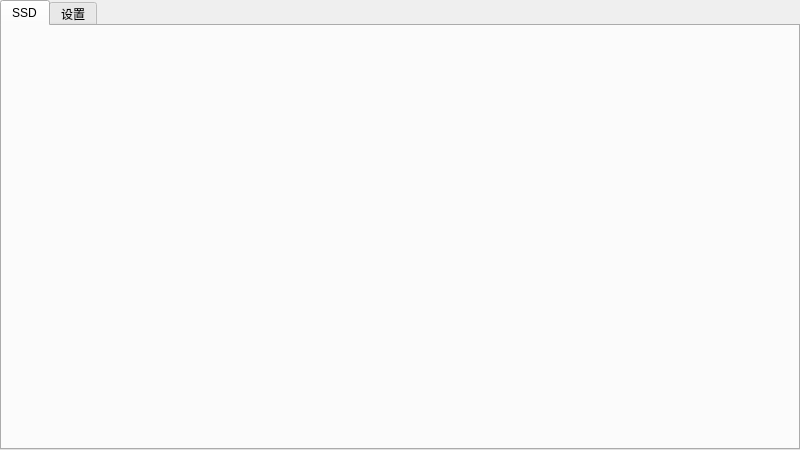
Old version of the form TopmoreKit/TopmoreKitMainWindow.ui in the repository MouriNaruto/TopmoreKitPrototype.
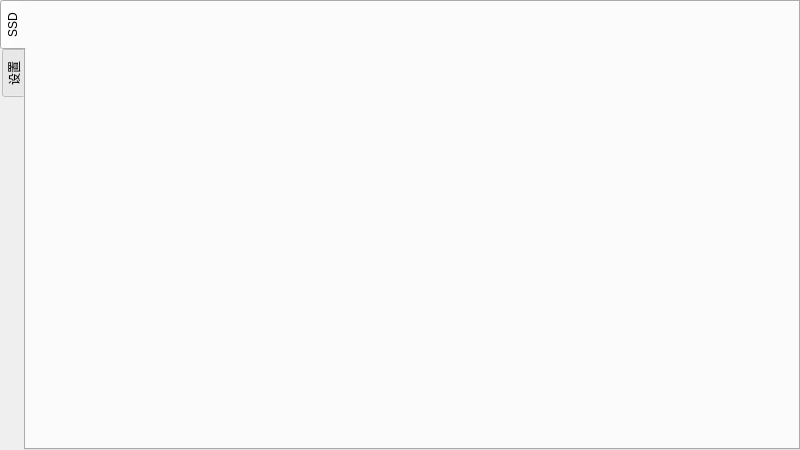
New version of the form. The open tabs and pages were chosen to show the change.

Commit message: Improve the feature tab layout.

What changed in the file:
```diff
--- a/TopmoreKit/TopmoreKitMainWindow.ui
+++ b/TopmoreKit/TopmoreKitMainWindow.ui
@@ -38,6 +38,9 @@
     </property>
     <item>
      <widget class="QTabWidget" name="FeatureTabWidget">
+      <property name="tabPosition">
+       <enum>QTabWidget::West</enum>
+      </property>
       <property name="currentIndex">
        <number>1</number>
       </property>
```
Left out of the diff: 2 changed lines with no effect on the pictures. The commit also changes 1 other file.
